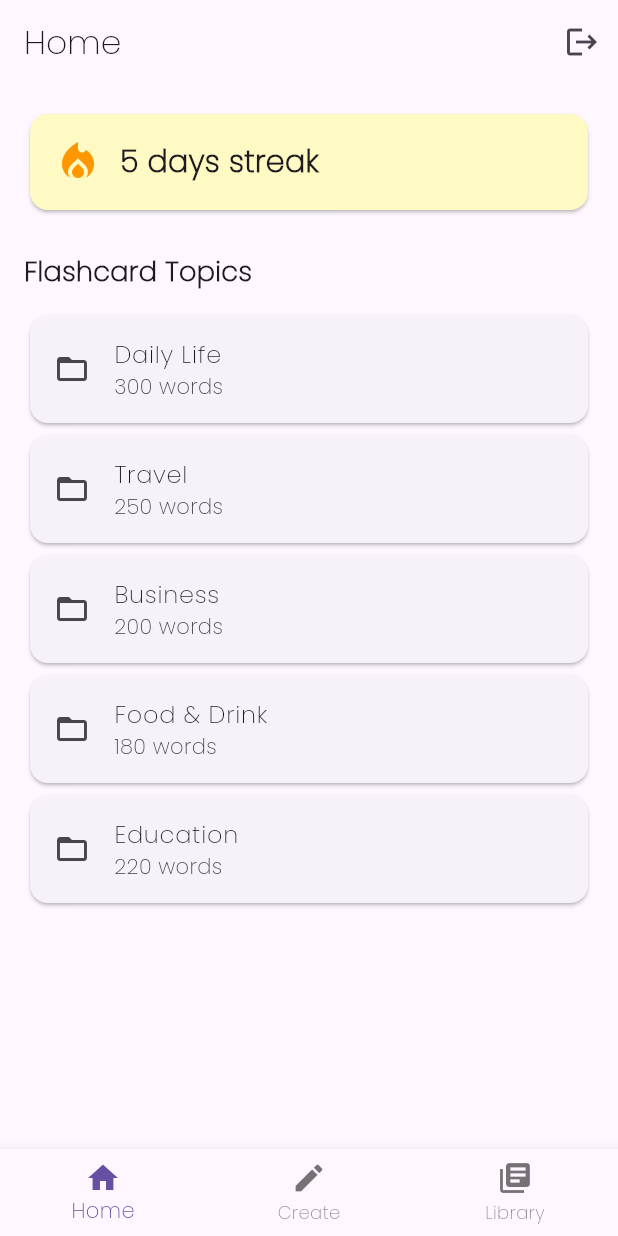
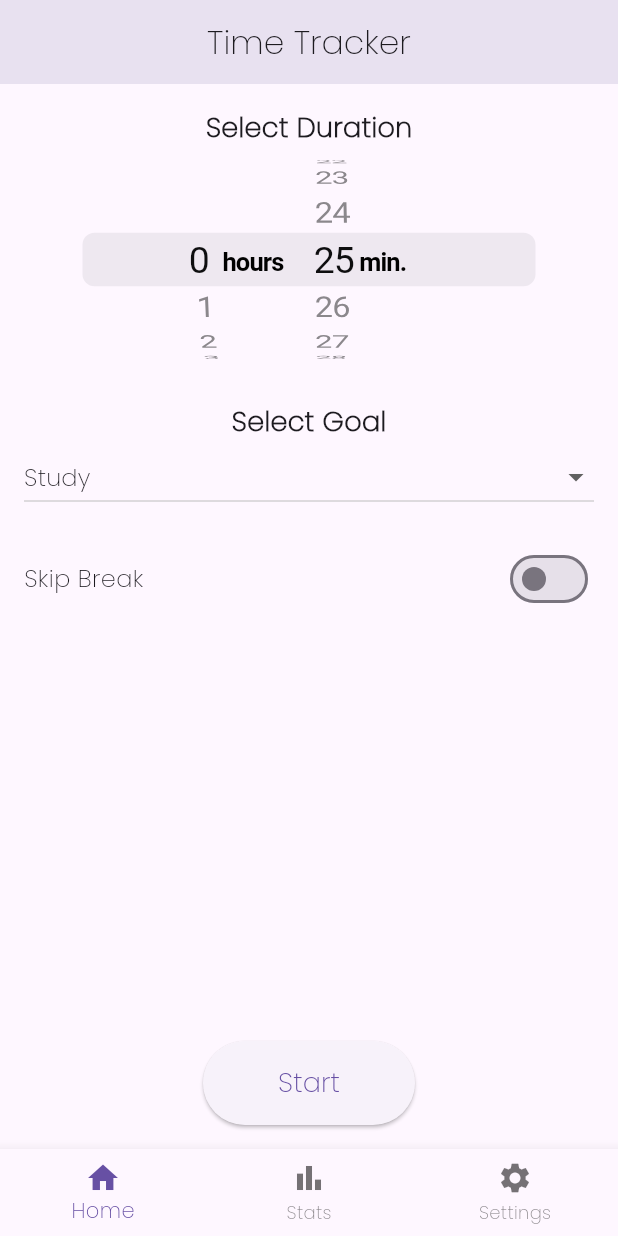
Before and after one commit to Duyps/FocusMate, a Flutter app: the screen it shows once a user with an empty profile is signed in, on a phone screen of 412 x 824 dp. Run offline on Flutter 3.47's test engine with Material 3 defaults, Android fonts, the phone set to English and light mode, and no system bars; our stand-ins replace cloud_firestore, firebase_auth, firebase_core, fl_chart, google_sign_in, shared_preferences; accounts and stored records are empty.

Commit message:
setting & stats

```diff
--- a/lib/page/home_screen.dart
+++ b/lib/page/home_screen.dart
@@ -1,7 +1,9 @@
+import 'package:flashcard/page/settings_screen.dart';
+import 'package:flashcard/page/stats_screen.dart';
+import 'package:flashcard/page/timer_screen.dart';
+import 'package:flutter/cupertino.dart';
 import 'package:flutter/material.dart';
-import 'package:firebase_auth/firebase_auth.dart';
-import 'login_screen.dart';
-import 'package:google_sign_in/google_sign_in.dart';
+import 'package:shared_preferences/shared_preferences.dart';
 
 class HomeScreen extends StatefulWidget {
   const HomeScreen({super.key});
@@ -11,117 +13,131 @@ class HomeScreen extends StatefulWidget {
 }
 
 class _HomeScreenState extends State<HomeScreen> {
-  int _selectedIndex = 0;
-  int streakDays = 5; // Giả lập số ngày liên tiếp đã học
+  Duration selectedDuration = const Duration(minutes: 25);
+  String selectedGoal = 'Study';
+  bool skipBreak = false;
+  int _currentIndex = 0;
+  int focusMinutes = 25;
+  int breakMinutes = 5;
 
-  // Dữ liệu mẫu các bộ từ vựng theo topic
-  final List<Map<String, dynamic>> topics = [
-    {"title": "Daily Life", "words": 300},
-    {"title": "Travel", "words": 250},
-    {"title": "Business", "words": 200},
-    {"title": "Food & Drink", "words": 180},
-    {"title": "Education", "words": 220},
-    // Thêm các topic khác...
+  final List<String> goals = [
+    'Study',
+    'Work',
+    'Relax',
+    'Sport',
+    'Entertainment',
+    'Other',
   ];
 
-  void _onItemTapped(int index) {
-    setState(() {
-      _selectedIndex = index;
-    });
-    // Điều hướng sang các trang khác nếu cần
+  void _onStartPressed() {
+    Navigator.push(
+      context,
+      MaterialPageRoute(
+        builder: (_) => TimerScreen(
+          duration: selectedDuration,
+          goal: selectedGoal,
+          skipBreak: skipBreak,
+        ),
+      ),
+    );
+  }
+
+  void _onTabTapped(int index) {
+    setState(() => _currentIndex = index);
+    if (index == 1) {
+      Navigator.push(
+        context,
+        MaterialPageRoute(builder: (_) => const StatsScreen()),
+      );
+    } else if (index == 2) {
+      Navigator.push(
+        context,
+        MaterialPageRoute(builder: (_) => const SettingsScreen()),
+      );
+    }
   }
 
   @override
   Widget build(BuildContext context) {
-    final user = FirebaseAuth.instance.currentUser;
-
     return Scaffold(
-      appBar: AppBar(
-        title: const Text('Home'),
-        actions: [
-          IconButton(
-            icon: const Icon(Icons.logout),
-            onPressed: () async {
-              await FirebaseAuth.instance.signOut();
-              await GoogleSignIn().signOut();
-              if (context.mounted) {
-                Navigator.pushReplacement(
-                  context,
-                  MaterialPageRoute(builder: (_) => const LoginScreen()),
-                );
-              }
-            },
-          ),
-        ],
-      ),
+      appBar: AppBar(title: const Text("Time Tracker"), centerTitle: true),
       body: Padding(
         padding: const EdgeInsets.all(16),
         child: Column(
-          crossAxisAlignment: CrossAxisAlignment.start,
           children: [
-            // Chuỗi ngày liên tiếp đã học
-            Card(
-              color: Colors.yellow[100],
-              shape: RoundedRectangleBorder(
-                borderRadius: BorderRadius.circular(12),
+            const Text(
+              "Select Duration",
+              style: TextStyle(fontSize: 18, fontWeight: FontWeight.bold),
+            ),
+            SizedBox(
+              height: 150,
+              child: CupertinoTimerPicker(
+                mode: CupertinoTimerPickerMode.hm,
+                initialTimerDuration: selectedDuration,
+                onTimerDurationChanged: (Duration newDuration) {
+                  setState(() => selectedDuration = newDuration);
+                },
               ),
-              child: Padding(
-                padding: const EdgeInsets.all(16),
-                child: Row(
-                  children: [
-                    const Icon(
-                      Icons.local_fire_department,
-                      color: Colors.orange,
-                      size: 32,
-                    ),
-                    const SizedBox(width: 12),
-                    Text(
-                      '$streakDays days streak',
-                      style: const TextStyle(
-                        fontSize: 20,
-                        fontWeight: FontWeight.bold,
-                      ),
-                    ),
-                  ],
+            ),
+            const SizedBox(height: 20),
+            const Text(
+              "Select Goal",
+              style: TextStyle(fontSize: 18, fontWeight: FontWeight.bold),
+            ),
+            DropdownButton<String>(
+              value: selectedGoal,
+              isExpanded: true,
+              items: goals
+                  .map(
+                    (goal) => DropdownMenuItem(value: goal, child: Text(goal)),
+                  )
+                  .toList(),
+              onChanged: (value) {
+                if (value != null) {
+                  setState(() => selectedGoal = value);
+                }
+              },
+            ),
+            const SizedBox(height: 20),
+            Row(
+              children: [
+                const Text("Skip Break", style: TextStyle(fontSize: 16)),
+                const Spacer(),
+                Switch(
+                  value: skipBreak,
+                  onChanged: (value) {
+                    setState(() => skipBreak = value);
+                  },
+                ),
+              ],
+            ),
+            const Spacer(),
+            ElevatedButton(
+              onPressed: _onStartPressed,
+              style: ElevatedButton.styleFrom(
+                padding: const EdgeInsets.symmetric(
+                  horizontal: 50,
+                  vertical: 15,
+                ),
+                shape: RoundedRectangleBorder(
+                  borderRadius: BorderRadius.circular(30),
                 ),
               ),
-            ),
-            const SizedBox(height: 24),
-            const Text(
-              "Flashcard Topics",
-              style: TextStyle(fontSize: 18, fontWeight: FontWeight.bold),
-            ),
-            const SizedBox(height: 12),
-            Expanded(
-              child: ListView.builder(
-                itemCount: topics.length,
-                itemBuilder: (context, index) {
-                  final topic = topics[index];
-                  return Card(
-                    child: ListTile(
-                      leading: const Icon(Icons.folder_open),
-                      title: Text(topic["title"]),
-                      subtitle: Text("${topic["words"]} words"),
-                      onTap: () {
-                        // TODO: Điều hướng sang trang chi tiết bộ từ vựng
-                      },
-                    ),
-                  );
-                },
-              ),
+              child: const Text("Start", style: TextStyle(fontSize: 18)),
             ),
           ],
         ),
       ),
       bottomNavigationBar: BottomNavigationBar(
-        currentIndex: _selectedIndex,
-        onTap: _onItemTapped,
+        currentIndex: _currentIndex,
+        onTap: _onTabTapped,
+        selectedItemColor: Theme.of(context).primaryColor,
         items: const [
           BottomNavigationBarItem(icon: Icon(Icons.home), label: "Home"),
-          BottomNavigationBarItem(icon: Icon(Icons.create), label: "Create"),
+          BottomNavigationBarItem(icon: Icon(Icons.bar_chart), label: "Stats"),
           BottomNavigationBarItem(
-            icon: Icon(Icons.library_books),
-            label: "Library",
+            icon: Icon(Icons.settings),
+            label: "Settings",
           ),
         ],
       ),
```
Also changed, not shown: lib/page/settings_screen.dart (added, +105 -0 lines), lib/page/stats_screen.dart (added, +130 -0 lines), lib/page/timer_screen.dart (added, +233 -0 lines), pubspec.yaml (+8 -0 lines), pubspec.lock, 3 other files.
